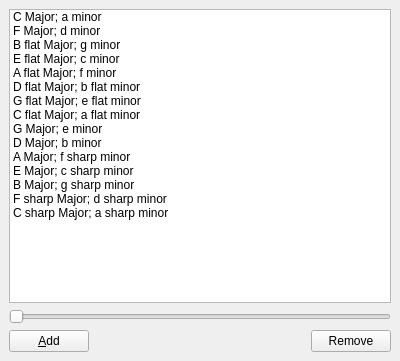
This is src/ui/keysig.ui in canorusmusic/canorus as Qt 5 draws it before an edit. The edited form follows.
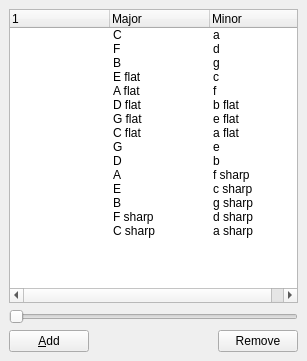
This is the edited form. Icons and pictures are not drawn.

Commit message: Replaced ListWidget by TreeWidget Added Icons for TreeWidget Adapted code to TreeWidget Buttons hidden until keyoffs are integrated

```diff
--- a/src/ui/keysig.ui
+++ b/src/ui/keysig.ui
@@ -8,13 +8,16 @@
    <rect>
     <x>0</x>
     <y>0</y>
-    <width>400</width>
+    <width>307</width>
     <height>361</height>
    </rect>
   </property>
   <property name="windowTitle" >
    <string>Form</string>
   </property>
+  <property name="windowIcon" >
+   <iconset/>
+  </property>
   <layout class="QGridLayout" >
    <property name="margin" >
     <number>9</number>
@@ -22,19 +25,6 @@
    <property name="spacing" >
     <number>6</number>
    </property>
-   <item row="2" column="1" >
-    <spacer>
-     <property name="orientation" >
-      <enum>Qt::Horizontal</enum>
-     </property>
-     <property name="sizeHint" >
-      <size>
-       <width>40</width>
-       <height>20</height>
-      </size>
-     </property>
-    </spacer>
-   </item>
    <item row="2" column="0" >
     <widget class="QPushButton" name="mpoKeySigButton" >
      <property name="text" >
@@ -42,6 +32,13 @@
      </property>
     </widget>
    </item>
+   <item row="1" column="0" colspan="3" >
+    <widget class="QSlider" name="mpoKeySigSlider" >
+     <property name="orientation" >
+      <enum>Qt::Horizontal</enum>
+     </property>
+    </widget>
+   </item>
    <item row="2" column="2" >
     <widget class="QPushButton" name="mpoRemoveButton" >
      <property name="text" >
@@ -49,90 +46,249 @@
      </property>
     </widget>
    </item>
+   <item row="2" column="1" >
+    <spacer>
+     <property name="orientation" >
+      <enum>Qt::Horizontal</enum>
+     </property>
+     <property name="sizeHint" >
+      <size>
+       <width>40</width>
+       <height>20</height>
+      </size>
+     </property>
+    </spacer>
+   </item>
    <item row="0" column="0" colspan="3" >
-    <widget class="QListWidget" name="mpoKeySigListWidget" >
+    <widget class="QTreeWidget" name="mpoKeySigListWidget" >
+     <property name="iconSize" >
+      <size>
+       <width>68</width>
+       <height>53</height>
+      </size>
+     </property>
+     <column>
+      <property name="text" >
+       <string/>
+      </property>
+     </column>
+     <column>
+      <property name="text" >
+       <string>Major</string>
+      </property>
+     </column>
+     <column>
+      <property name="text" >
+       <string>Minor</string>
+      </property>
+     </column>
      <item>
       <property name="text" >
-       <string>C Major; a minor</string>
+       <string/>
       </property>
+      <property name="text" >
+       <string>C</string>
+      </property>
+      <property name="text" >
+       <string>a</string>
+      </property>
      </item>
      <item>
       <property name="text" >
-       <string>F Major; d minor</string>
+       <string/>
       </property>
+      <property name="icon" >
+       <iconset resource="keysig.qrc" >:/keysig/images/fmajdmin.png</iconset>
+      </property>
+      <property name="text" >
+       <string>F</string>
+      </property>
+      <property name="text" >
+       <string>d</string>
+      </property>
      </item>
      <item>
       <property name="text" >
-       <string>B flat Major; g minor</string>
+       <string/>
       </property>
+      <property name="icon" >
+       <iconset resource="keysig.qrc" >:/keysig/images/bmajgmin.png</iconset>
+      </property>
+      <property name="text" >
+       <string>B</string>
+      </property>
+      <property name="text" >
+       <string>g</string>
+      </property>
      </item>
      <item>
       <property name="text" >
-       <string>E flat Major; c minor</string>
+       <string/>
       </property>
+      <property name="icon" >
+       <iconset resource="keysig.qrc" >:/keysig/images/eflmajcmin.png</iconset>
+      </property>
+      <property name="text" >
+       <string>E flat</string>
+      </property>
+      <property name="text" >
+       <string>c</string>
+      </property>
      </item>
      <item>
       <property name="text" >
-       <string>A flat Major; f minor</string>
+       <string/>
       </property>
+      <property name="icon" >
+       <iconset resource="keysig.qrc" >:/keysig/images/aflmajfmin.png</iconset>
+      </property>
+      <property name="text" >
+       <string>A flat</string>
+      </property>
+      <property name="text" >
+       <string>f</string>
+      </property>
      </item>
      <item>
       <property name="text" >
-       <string>D flat Major; b flat minor</string>
+       <string/>
       </property>
+      <property name="icon" >
+       <iconset resource="keysig.qrc" >:/keysig/images/dflmajbflmin.png</iconset>
+      </property>
+      <property name="text" >
+       <string>D flat</string>
+      </property>
+      <property name="text" >
+       <string>b flat</string>
+      </property>
      </item>
      <item>
       <property name="text" >
-       <string>G flat Major; e flat minor</string>
+       <string/>
       </property>
+      <property name="icon" >
+       <iconset resource="keysig.qrc" >:/keysig/images/gflmajeflmin.png</iconset>
+      </property>
+      <property name="text" >
+       <string>G flat</string>
+      </property>
+      <property name="text" >
+       <string>e flat</string>
+      </property>
      </item>
      <item>
       <property name="text" >
-       <string>C flat Major; a flat minor</string>
+       <string/>
       </property>
+      <property name="icon" >
+       <iconset resource="keysig.qrc" >:/keysig/images/cflmajaflmin.png</iconset>
+      </property>
+      <property name="text" >
+       <string>C flat</string>
+      </property>
+      <property name="text" >
+       <string>a flat</string>
+      </property>
      </item>
      <item>
       <property name="text" >
-       <string>G Major; e minor</string>
+       <string/>
       </property>
+      <property name="icon" >
+       <iconset resource="keysig.qrc" >:/keysig/images/gmajemin.png</iconset>
+      </property>
+      <property name="text" >
+       <string>G</string>
+      </property>
+      <property name="text" >
+       <string>e</string>
+      </property>
      </item>
      <item>
       <property name="text" >
-       <string>D Major; b minor</string>
+       <string/>
       </property>
+      <property name="icon" >
+       <iconset resource="keysig.qrc" >:/keysig/images/dmajbmin.png</iconset>
+      </property>
+      <property name="text" >
+       <string>D</string>
+      </property>
+      <property name="text" >
+       <string>b</string>
+      </property>
      </item>
      <item>
       <property name="text" >
-       <string>A Major; f sharp minor</string>
+       <string/>
       </property>
+      <property name="icon" >
+       <iconset resource="keysig.qrc" >:/keysig/images/amajfshmin.png</iconset>
+      </property>
+      <property name="text" >
+       <string>A</string>
+      </property>
+      <property name="text" >
+       <string>f sharp</string>
+      </property>
      </item>
      <item>
       <property name="text" >
-       <string>E Major; c sharp minor</string>
+       <string/>
       </property>
+      <property name="icon" >
+       <iconset resource="keysig.qrc" >:/keysig/images/emajcshmin.png</iconset>
+      </property>
+      <property name="text" >
+       <string>E</string>
+      </property>
+      <property name="text" >
+       <string>c sharp</string>
+      </property>
      </item>
      <item>
       <property name="text" >
-       <string>B Major; g sharp minor</string>
+       <string/>
       </property>
+      <property name="icon" >
+       <iconset resource="keysig.qrc" >:/keysig/images/bmajgshmin.png</iconset>
+      </property>
+      <property name="text" >
+       <string>B</string>
+      </property>
+      <property name="text" >
+       <string>g sharp</string>
+      </property>
      </item>
      <item>
       <property name="text" >
-       <string>F sharp Major; d sharp minor</string>
+       <string/>
       </property>
+      <property name="icon" >
+       <iconset resource="keysig.qrc" >:/keysig/images/fshmajdshmin.png</iconset>
+      </property>
+      <property name="text" >
+       <string>F sharp</string>
+      </property>
+      <property name="text" >
+       <string>d sharp</string>
+      </property>
      </item>
      <item>
       <property name="text" >
-       <string>C sharp Major; a sharp minor</string>
+       <string/>
       </property>
-     </item>
-    </widget>
-   </item>
-   <item row="1" column="0" colspan="3" >
-    <widget class="QSlider" name="mpoKeySigSlider" >
-     <property name="orientation" >
-      <enum>Qt::Horizontal</enum>
-     </property>
+      <property name="icon" >
+       <iconset resource="keysig.qrc" >:/keysig/images/cshmajashmin.png</iconset>
+      </property>
+      <property name="text" >
+       <string>C sharp</string>
+      </property>
+      <property name="text" >
+       <string>a sharp</string>
+      </property>
+     </item>
     </widget>
    </item>
   </layout>
```
Left out of the diff: 4 changed lines with no effect on the pictures. The commit also changes 3 other files.
